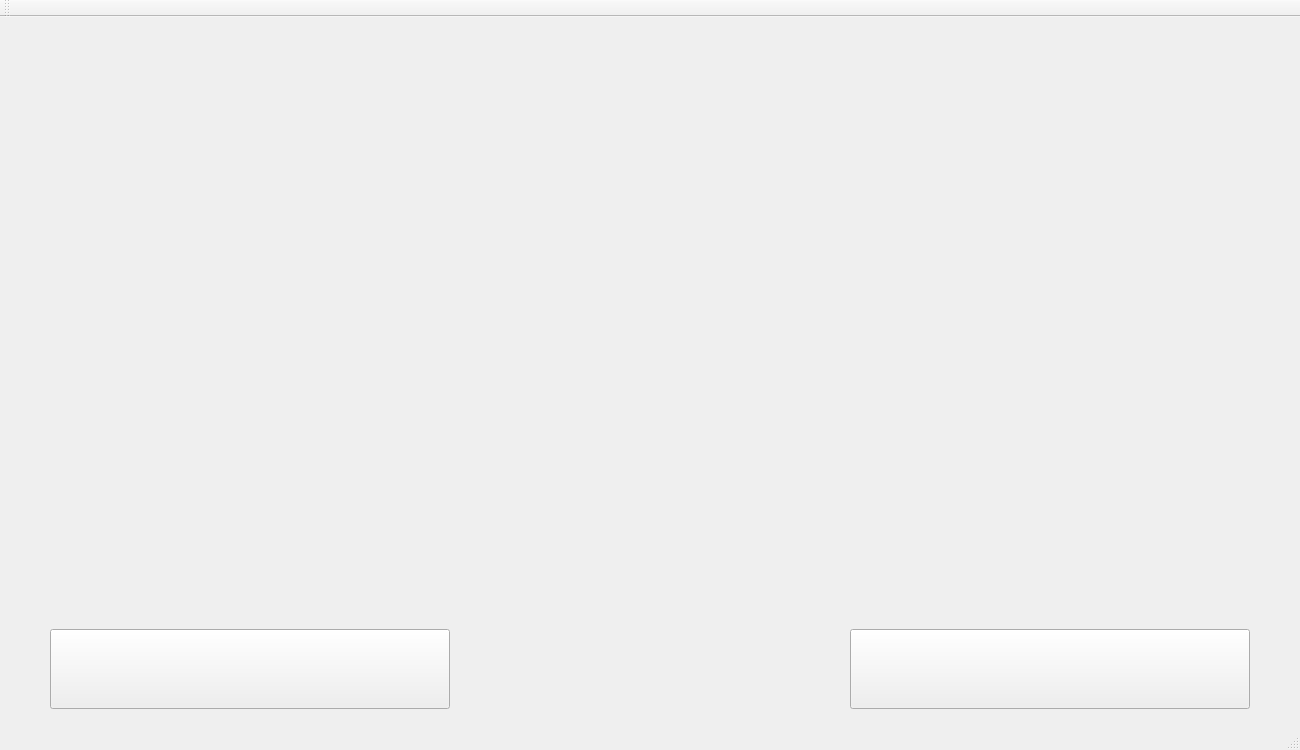
First picture: the form in Rhythm_Game/Rhythm_Game/rhythm_game.ui, repository Robolover/Capstone, before the edit.
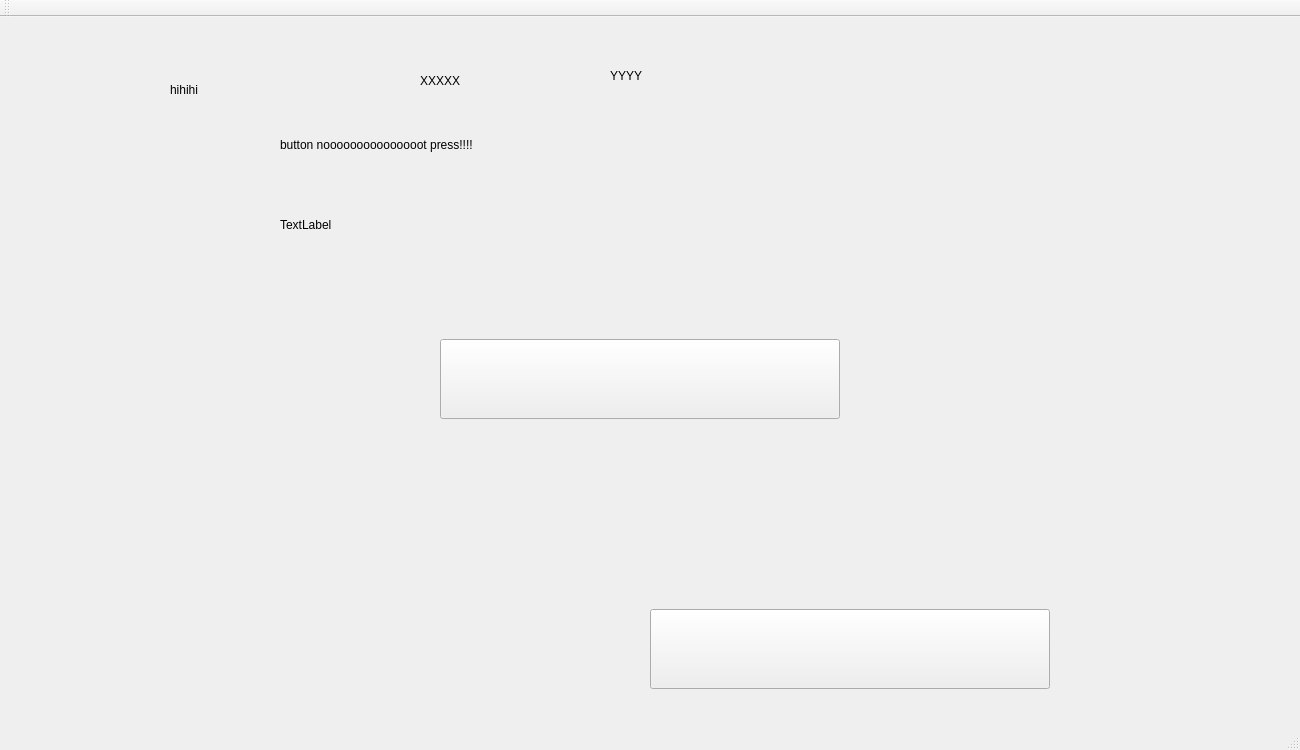
Second picture: the form after the edit. Icons and pictures are not drawn.

Diff of the .ui file:
```diff
--- a/Rhythm_Game/Rhythm_Game/rhythm_game.ui
+++ b/Rhythm_Game/Rhythm_Game/rhythm_game.ui
@@ -55,8 +55,8 @@
      <widget class="QPushButton" name="start_button">
       <property name="geometry">
        <rect>
-        <x>50</x>
-        <y>600</y>
+        <x>440</x>
+        <y>310</y>
         <width>400</width>
         <height>80</height>
        </rect>
@@ -71,8 +71,8 @@
      <widget class="QPushButton" name="quit_button">
       <property name="geometry">
        <rect>
-        <x>850</x>
-        <y>600</y>
+        <x>650</x>
+        <y>580</y>
         <width>400</width>
         <height>80</height>
        </rect>
@@ -97,6 +97,71 @@
        <string/>
       </property>
      </widget>
+     <widget class="QLabel" name="label_2">
+      <property name="geometry">
+       <rect>
+        <x>170</x>
+        <y>40</y>
+        <width>201</width>
+        <height>41</height>
+       </rect>
+      </property>
+      <property name="text">
+       <string>hihihi</string>
+      </property>
+     </widget>
+     <widget class="QLabel" name="label_3">
+      <property name="geometry">
+       <rect>
+        <x>420</x>
+        <y>31</y>
+        <width>151</width>
+        <height>41</height>
+       </rect>
+      </property>
+      <property name="text">
+       <string>XXXXX</string>
+      </property>
+     </widget>
+     <widget class="QLabel" name="label_4">
+      <property name="geometry">
+       <rect>
+        <x>610</x>
+        <y>31</y>
+        <width>141</width>
+        <height>31</height>
+       </rect>
+      </property>
+      <property name="text">
+       <string>YYYY</string>
+      </property>
+     </widget>
+     <widget class="QLabel" name="label_5">
+      <property name="geometry">
+       <rect>
+        <x>280</x>
+        <y>90</y>
+        <width>371</width>
+        <height>51</height>
+       </rect>
+      </property>
+      <property name="text">
+       <string>button nooooooooooooooot press!!!!</string>
+      </property>
+     </widget>
+     <widget class="QLabel" name="label_6">
+      <property name="geometry">
+       <rect>
+        <x>280</x>
+        <y>180</y>
+        <width>221</width>
+        <height>31</height>
+       </rect>
+      </property>
+      <property name="text">
+       <string>TextLabel</string>
+      </property>
+     </widget>
      <zorder>camera</zorder>
      <zorder>start_button</zorder>
      <zorder>quit_button</zorder>
```
Left out of the diff: 5 changed lines with no effect on the pictures.
